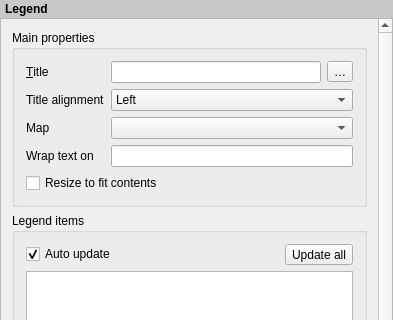
Before: the Qt Designer form src/ui/layout/qgslayoutlegendwidgetbase.ui in qgis/QGIS, drawn with Qt 5; both pictures show x 0 to 393 and y 0 to 320 of the 393 by 995 pixel window.
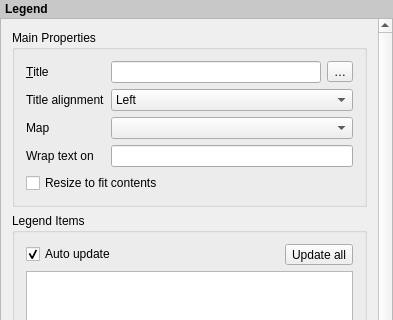
After: the same form once the commit is applied. Icons and pictures are not drawn. Custom widgets are drawn as their Qt base class.

Diff of the .ui file:
```diff
--- a/src/ui/layout/qgslayoutlegendwidgetbase.ui
+++ b/src/ui/layout/qgslayoutlegendwidgetbase.ui
@@ -75,7 +75,7 @@
           <enum>Qt::StrongFocus</enum>
          </property>
          <property name="title">
-          <string>Main properties</string>
+          <string>Main Properties</string>
          </property>
          <property name="syncGroup" stdset="0">
           <string notr="true">composeritem</string>
@@ -170,7 +170,7 @@
           <enum>Qt::StrongFocus</enum>
          </property>
          <property name="title">
-          <string>Legend items</string>
+          <string>Legend Items</string>
          </property>
          <property name="syncGroup" stdset="0">
           <string notr="true">composeritem</string>
```
